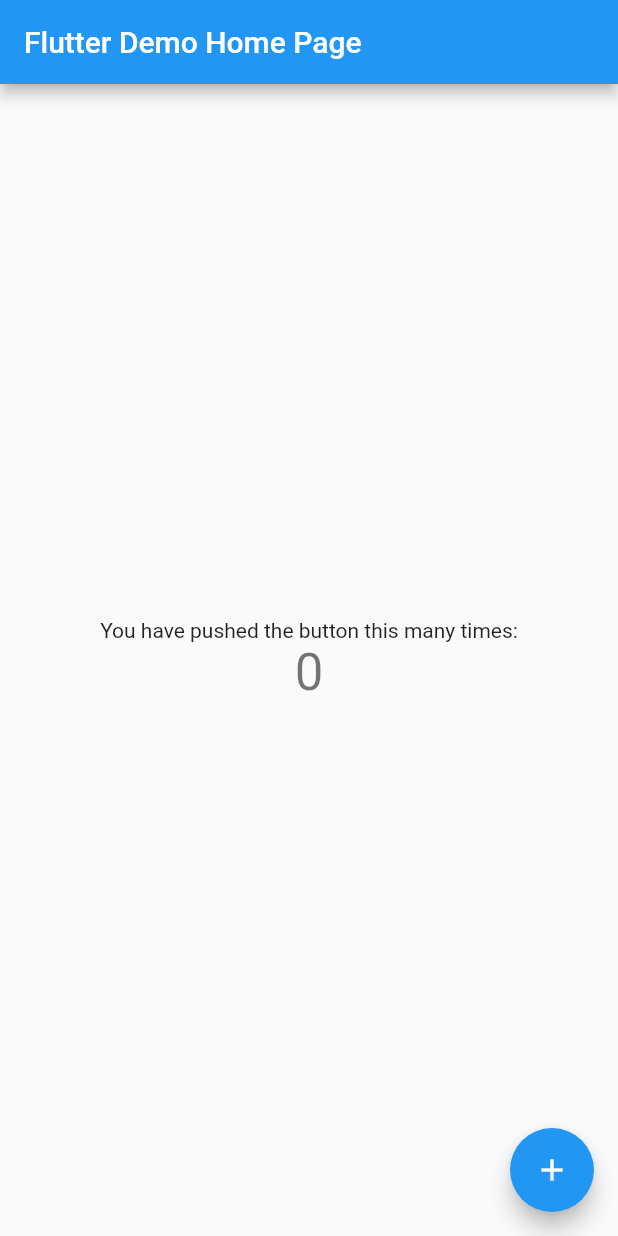
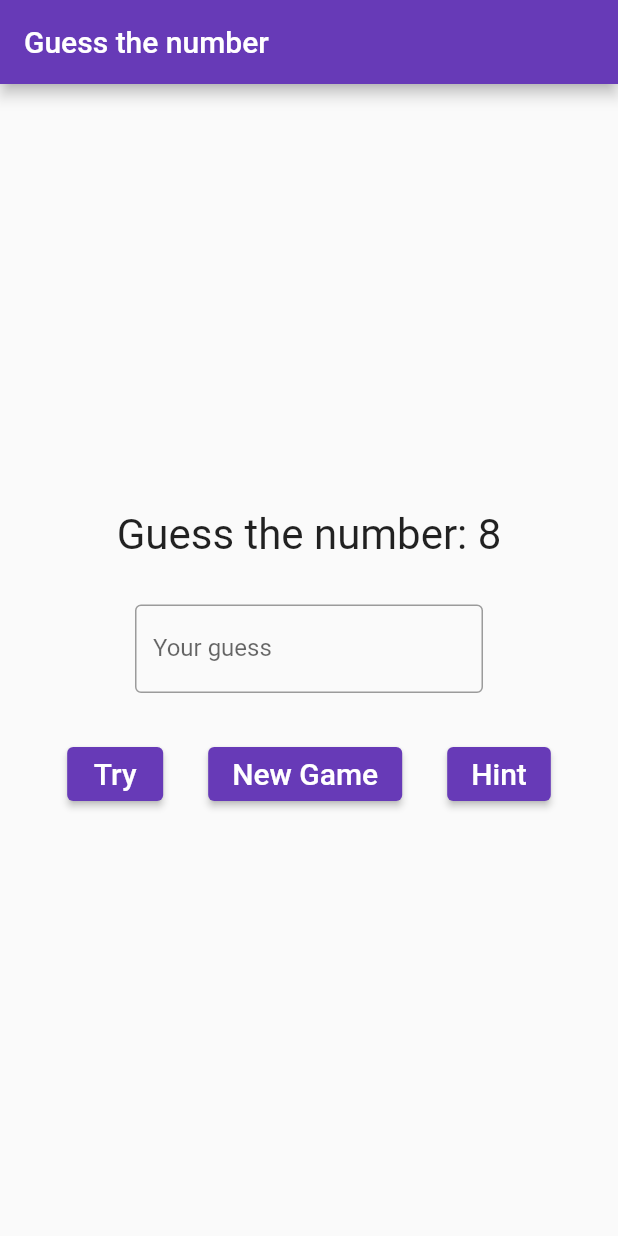
Before and after one commit to ekaterina-demeshko-idf/guesser_game, a Flutter app: the screen it shows after launch, on a phone screen of 412 x 824 dp. Run offline on Flutter 3.47's test engine with Material 2 defaults, Android fonts, the phone set to English and light mode, and no system bars.

Commit message:
add base functionality

```diff
--- a/lib/main.dart
+++ b/lib/main.dart
@@ -1,4 +1,5 @@
 import 'package:flutter/material.dart';
+import 'dart:math';
 
 void main() {
   runApp(const MyApp());
@@ -12,19 +13,11 @@ class MyApp extends StatelessWidget {
   Widget build(BuildContext context) {
     return MaterialApp(
       title: 'Flutter Demo',
+      debugShowCheckedModeBanner: false,
       theme: ThemeData(
-        // This is the theme of your application.
-        //
-        // Try running your application with "flutter run". You'll see the
-        // application has a blue toolbar. Then, without quitting the app, try
-        // changing the primarySwatch below to Colors.green and then invoke
-        // "hot reload" (press "r" in the console where you ran "flutter run",
-        // or simply save your changes to "hot reload" in a Flutter IDE).
-        // Notice that the counter didn't reset back to zero; the application
-        // is not restarted.
-        primarySwatch: Colors.blue,
+        primarySwatch: Colors.deepPurple,
       ),
-      home: const MyHomePage(title: 'Flutter Demo Home Page'),
+      home: const MyHomePage(title: 'Guess the number'),
     );
   }
 }
@@ -32,84 +25,155 @@ class MyApp extends StatelessWidget {
 class MyHomePage extends StatefulWidget {
   const MyHomePage({Key? key, required this.title}) : super(key: key);
 
-  // This widget is the home page of your application. It is stateful, meaning
-  // that it has a State object (defined below) that contains fields that affect
-  // how it looks.
-
-  // This class is the configuration for the state. It holds the values (in this
-  // case the title) provided by the parent (in this case the App widget) and
-  // used by the build method of the State. Fields in a Widget subclass are
-  // always marked "final".
-
   final String title;
 
   @override
   State<MyHomePage> createState() => _MyHomePageState();
+
 }
 
 class _MyHomePageState extends State<MyHomePage> {
+
+  final myController = TextEditingController();
+  Random random = Random();
+  int _randomNumber1 = 0;
   int _counter = 0;
+  bool _isButtonDisabled = false;
 
-  void _incrementCounter() {
+
+  void _generateRandomNumber1() {
     setState(() {
-      // This call to setState tells the Flutter framework that something has
-      // changed in this State, which causes it to rerun the build method below
-      // so that the display can reflect the updated values. If we changed
-      // _counter without calling setState(), then the build method would not be
-      // called again, and so nothing would appear to happen.
-      _counter++;
+      _randomNumber1 = random.nextInt(9) + 1;
     });
   }
 
+  bool _checkAttempt(count) {
+    if(int.parse(myController.text) == _randomNumber1) {
+      setState(() => _isButtonDisabled = true);
+    }
+    if(count > 3) {
+      setState(() {
+        count = 0;
+      });
+      setState(() => _isButtonDisabled = true);
+      return false;
+      //disable try button
+
+    }
+    else {
+      return true;
+    }
+
+  }
+
+  @override
+  void initState() {
+    super.initState();
+    WidgetsBinding.instance
+        .addPostFrameCallback((_) => _generateRandomNumber1());
+  }
+
+
   @override
   Widget build(BuildContext context) {
-    // This method is rerun every time setState is called, for instance as done
-    // by the _incrementCounter method above.
-    //
-    // The Flutter framework has been optimized to make rerunning build methods
-    // fast, so that you can just rebuild anything that needs updating rather
-    // than having to individually change instances of widgets.
     return Scaffold(
       appBar: AppBar(
-        // Here we take the value from the MyHomePage object that was created by
-        // the App.build method, and use it to set our appbar title.
         title: Text(widget.title),
       ),
-      body: Center(
-        // Center is a layout widget. It takes a single child and positions it
-        // in the middle of the parent.
-        child: Column(
-          // Column is also a layout widget. It takes a list of children and
-          // arranges them vertically. By default, it sizes itself to fit its
-          // children horizontally, and tries to be as tall as its parent.
-          //
-          // Invoke "debug painting" (press "p" in the console, choose the
-          // "Toggle Debug Paint" action from the Flutter Inspector in Android
-          // Studio, or the "Toggle Debug Paint" command in Visual Studio Code)
-          // to see the wireframe for each widget.
-          //
-          // Column has various properties to control how it sizes itself and
-          // how it positions its children. Here we use mainAxisAlignment to
-          // center the children vertically; the main axis here is the vertical
-          // axis because Columns are vertical (the cross axis would be
-          // horizontal).
-          mainAxisAlignment: MainAxisAlignment.center,
-          children: <Widget>[
-            const Text(
-              'You have pushed the button this many times:',
-            ),
-            Text(
-              '$_counter',
-              style: Theme.of(context).textTheme.headline4,
-            ),
-          ],
+      body: SafeArea(
+        child: Center(
+          child: Column(
+            mainAxisAlignment: MainAxisAlignment.center,
+            children: [
+              Center(
+                child: Text(
+                  'Guess the number: $_randomNumber1',
+                  style: TextStyle(fontSize: 28),
+                ),
+              ),
+              SizedBox(
+                height: 30,
+              ),
+              Padding(
+                padding: const EdgeInsets.fromLTRB(90, 0, 90, 0),
+                child: TextField(
+                  controller: myController,
+                  decoration: InputDecoration(
+                    border: OutlineInputBorder(),
+                    labelText: 'Your guess',
+                  ),
+                  keyboardType: TextInputType.number,
+                  // onChanged: (value) {
+                  //   setState(() {
+                  //     text = value;
+                  //   });
+                  // },
+                ),
+              ),
+              SizedBox(
+                height: 30,
+              ),
+              Row(
+                mainAxisAlignment: MainAxisAlignment.center,
+                children: [
+                  ElevatedButton(
+                      onPressed: _isButtonDisabled ? null : () {
+                        setState(() {
+                          _counter++;
+                        });
+                        var result = '';
+                        int input = int.parse(myController.text);
+                        if(_checkAttempt(_counter)) {
+                          input == _randomNumber1 ? result = 'You won!' : result = 'Wrong';
+                        } else {
+                          result = 'You out of 3 free attempts. Please start a new game.';
+                        }
+                        showDialog(
+                          context: context,
+                          builder: (context) {
+                            return AlertDialog(
+                              content: Text(result, style: TextStyle(fontSize: 30)),
+                            );
+                          },
+                        );
+                      },
+                      child: Text('Try', style: TextStyle(fontSize: 20))),
+                  SizedBox(
+                    width: 30,
+                  ),
+                  ElevatedButton(
+                      onPressed: () {
+                        setState(() {
+                          _generateRandomNumber1();
+                          _counter = 0;
+                          _isButtonDisabled = false;
+                        });
+                      },
+                      child: Text('New Game', style: TextStyle(fontSize: 20))),
+                  SizedBox(
+                    width: 30,
+                  ),
+                  ElevatedButton(
+                      onPressed: () {
+                        String input = myController.text;
+                        String hint = '';
+                        int.parse(myController.text) > _randomNumber1 ? hint = "bigger" : hint = "smaller";
+                        showDialog(
+                          context: context,
+                          builder: (context) {
+                            return AlertDialog(
+                              content: int.parse(myController.text) == _randomNumber1 ? Text("Don't be afraid to try", style: TextStyle(fontSize: 30)) : Text('$input is $hint than the number you\'re looking for', style: TextStyle(fontSize: 30)),
+                            );
+                          },
+                        );
+                      },
+                      child: Text('Hint', style: TextStyle(fontSize: 20))),
+                ],
+              ),
+            ],
+          ),
         ),
       ),
-      floatingActionButton: FloatingActionButton(
-        onPressed: _incrementCounter,
-        tooltip: 'Increment',
-        child: const Icon(Icons.add),
-      ), // This trailing comma makes auto-formatting nicer for build methods.
     );
   }
 }
```
